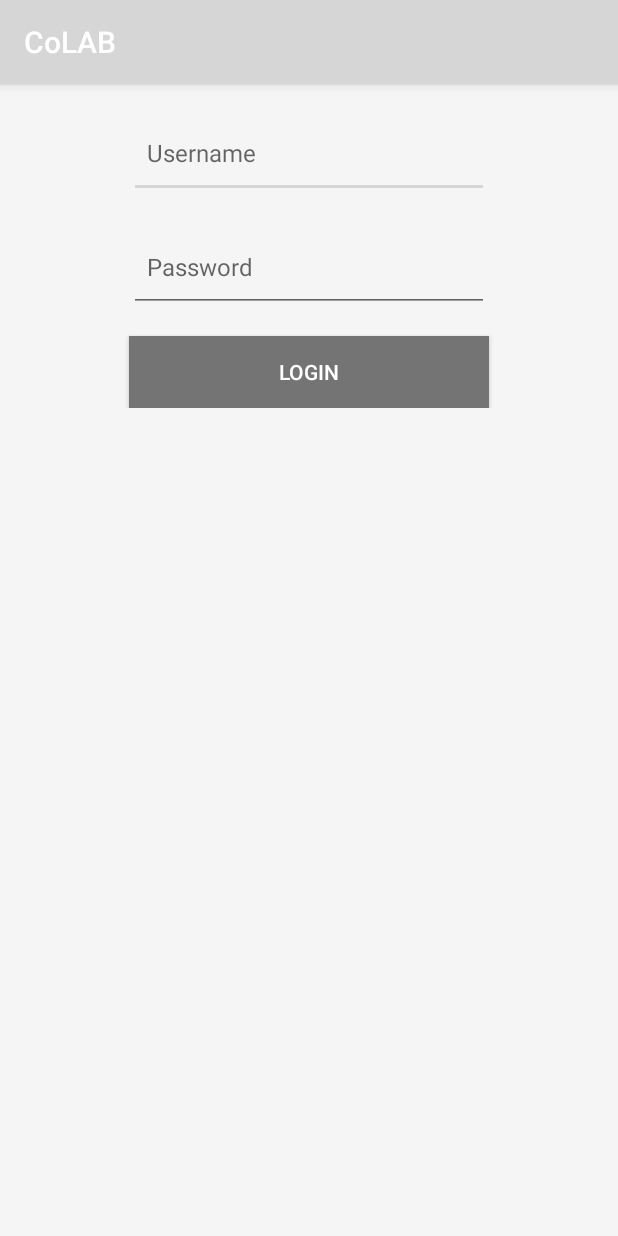
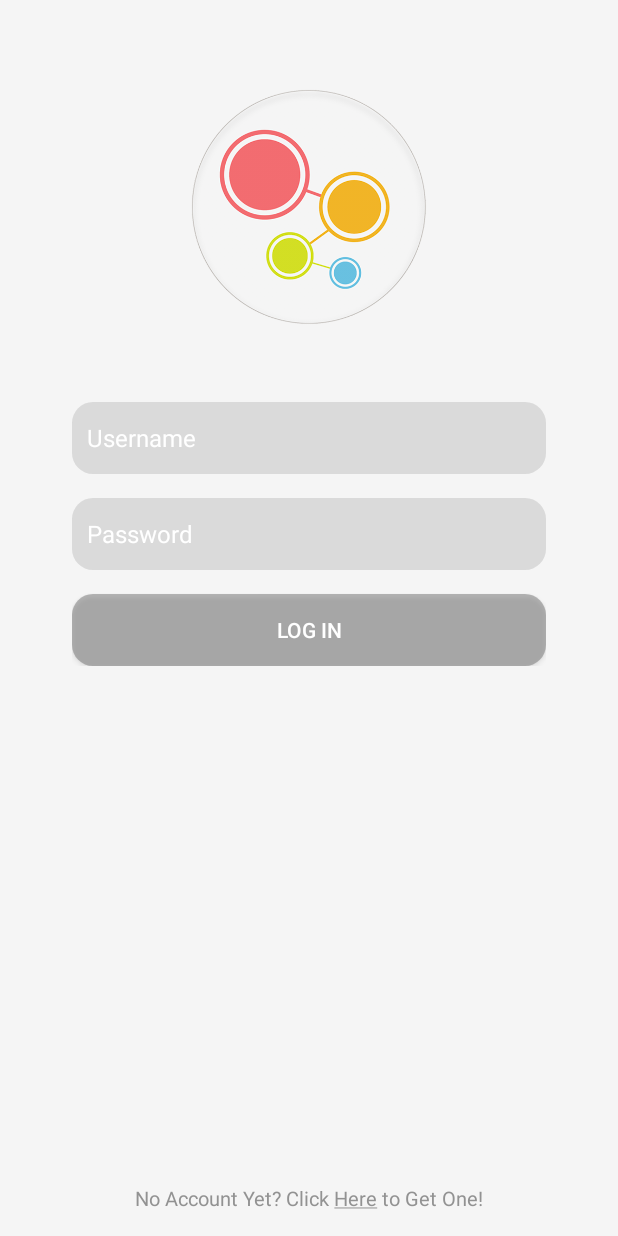
Before and after one commit to seaver-choy/CoLAB, an Android app: the LoginActivity screen opened directly, with no data from a screen before it, on a phone screen of 412 x 824 dp. Run offline under Robolectric (Android 15) with nearby library versions, the light colour scheme and no system bars; our stand-ins replace Firebase (no records; nobody signed in at launch, a user with empty details on screens opened directly).

Commit message:
Revert "CoLAB Alpha 0.0.7"
This reverts commit 7f54bd46c52af6efa0b86d0c4b4b9a6634fad8ee.

```diff
--- a/app/src/main/java/com/anteriore/colab/LoginActivity.java
+++ b/app/src/main/java/com/anteriore/colab/LoginActivity.java
@@ -91,8 +91,8 @@ public class LoginActivity extends AppCompatActivity {
                             Toast.makeText(LoginActivity.this, getString(R.string.auth_failed), Toast.LENGTH_LONG).show();
 
                         } else {
-                            Intent intent = new Intent(LoginActivity.this, InterestActivity.class);
-                            startActivity(intent);
+                            //Intent intent = new Intent(LoginActivity.this, UserActivity.class);
+                            //startActivity(intent);
                             finish();
                         }
                     }
--- a/app/src/main/java/com/anteriore/colab/RegisterActivity.java
+++ b/app/src/main/java/com/anteriore/colab/RegisterActivity.java
@@ -32,7 +32,6 @@ public class RegisterActivity extends AppCompatActivity {
 
         auth = FirebaseAuth.getInstance();
 
-        /*
         setContentView(R.layout.activity_register);
 
         inputFullname = (EditText) findViewById(R.id.register_input_fullname);
@@ -40,9 +39,6 @@ public class RegisterActivity extends AppCompatActivity {
         inputPassword = (EditText) findViewById(R.id.register_input_password);
         confirmPassword = (EditText) findViewById(R.id.register_confirm_password);
         registerButton = (Button) findViewById(R.id.button_register);
-        */
-
-
 
         registerButton.setOnClickListener(new View.OnClickListener() {
             @Override
--- a/app/src/main/res/layout/activity_interest.xml
+++ b/app/src/main/res/layout/activity_card.xml
@@ -6,7 +6,7 @@
     android:layout_height="match_parent"
     android:orientation="vertical">
     <android.support.v7.widget.RecyclerView
-        android:id="@+id/interest_recyclerview"
+        android:id="@+id/card_recyclerview"
         android:layout_width="match_parent"
         android:layout_height="match_parent"/>
 </LinearLayout>
--- a/app/src/main/res/layout/activity_login.xml
+++ b/app/src/main/res/layout/activity_login.xml
@@ -1,7 +1,10 @@
 <?xml version="1.0" encoding="utf-8"?>
 <RelativeLayout
     xmlns:android="http://schemas.android.com/apk/res/android"
-    android:padding="16dp"
+    android:paddingTop="48dp"
+    android:paddingLeft="48dp"
+    android:paddingRight="48dp"
+    android:paddingBottom="16dp"
     android:layout_width="match_parent"
     android:layout_height="match_parent"
     android:background="@color/colorBackground">
@@ -9,32 +12,50 @@
         xmlns:android="http://schemas.android.com/apk/res/android"
         android:layout_width="match_parent"
         android:layout_height="wrap_content"
-        android:gravity="center"
         android:orientation="vertical">
+        <ImageView
+            android:id="@+id/colab_icon"
+            android:layout_width="180dp"
+            android:layout_height="180dp"
+            android:layout_gravity="center"
+            android:src="@drawable/colab_icon_circle"/>
         <EditText
             android:id="@+id/input_username"
-            android:padding="12dp"
-            android:layout_width="240dp"
-            android:layout_height="60dp"
+            android:layout_marginTop="40dp"
+            android:padding="10dp"
+            android:layout_width="match_parent"
+            android:layout_height="48dp"
+            android:background="@drawable/round_corner"
+            android:textColor="@color/colorDefault"
+            android:textColorHint="@color/colorDefault"
             android:textSize="16dp"
-            android:textColor="@color/colorDefault"
             android:hint="Username"/>
         <EditText
             android:id="@+id/input_password"
             android:layout_marginTop="16dp"
-            android:padding="12dp"
-            android:layout_width="240dp"
-            android:layout_height="60dp"
+            android:padding="10dp"
+            android:layout_width="match_parent"
+            android:layout_height="48dp"
+            android:background="@drawable/round_corner"
+            android:textColor="@color/colorDefault"
+            android:textColorHint="@color/colorDefault"
             android:textSize="16dp"
-            android:textColor="@color/colorDefault"
             android:hint="Password"/>
         <Button
             android:id="@+id/button_login"
             android:layout_marginTop="16dp"
-            android:layout_width="240dp"
+            android:layout_width="match_parent"
             android:layout_height="wrap_content"
-            android:background="@color/colorPrimaryDark"
+            android:background="@drawable/round_button"
             android:textColor="@color/colorDefault"
-            android:text="LOGIN"/>
+            android:text="LOG IN"/>
     </LinearLayout>
+    <TextView
+        android:id="@+id/no_account_text"
+        android:layout_width="wrap_content"
+        android:layout_height="wrap_content"
+        android:layout_alignParentBottom="true"
+        android:layout_centerHorizontal="true"
+        android:textColor="@color/colorLogoText"
+        android:textSize="13dp"/>
 </RelativeLayout>
--- a/app/src/main/res/values/styles.xml
+++ b/app/src/main/res/values/styles.xml
@@ -1,11 +1,10 @@
 <resources>
 
-    <!-- Base application theme. -->
-    <style name="AppTheme" parent="Theme.AppCompat.Light.DarkActionBar">
-        <!-- Customize your theme here. -->
+    <style name="AppTheme" parent="Theme.AppCompat.Light.NoActionBar">
         <item name="colorPrimary">@color/colorPrimary</item>
         <item name="colorPrimaryDark">@color/colorPrimaryDark</item>
         <item name="colorAccent">@color/colorAccent</item>
+        <item name="windowActionBar">false</item>
     </style>
 
 </resources>
```
Also changed, not shown: app/src/main/AndroidManifest.xml (+11 -6 lines), app/src/main/java/com/anteriore/colab/Card.java (added, +30 -0 lines), app/src/main/java/com/anteriore/colab/CardActivity.java (added, +34 -0 lines), app/src/main/java/com/anteriore/colab/CardAdapter.java (added, +47 -0 lines), app/src/main/java/com/anteriore/colab/Interest.java (deleted, +0 -31 lines), app/src/main/java/com/anteriore/colab/InterestActivity.java (deleted, +0 -34 lines), app/src/main/java/com/anteriore/colab/InterestAdapter.java (deleted, +0 -47 lines), app/src/main/java/com/anteriore/colab/MySQLiteModel.java (deleted, +0 -26 lines), app/src/main/res/layout/card_item.xml (renamed from app/src/main/res/layout/interest_item.xml, +6 -6 lines), 1 other file.
